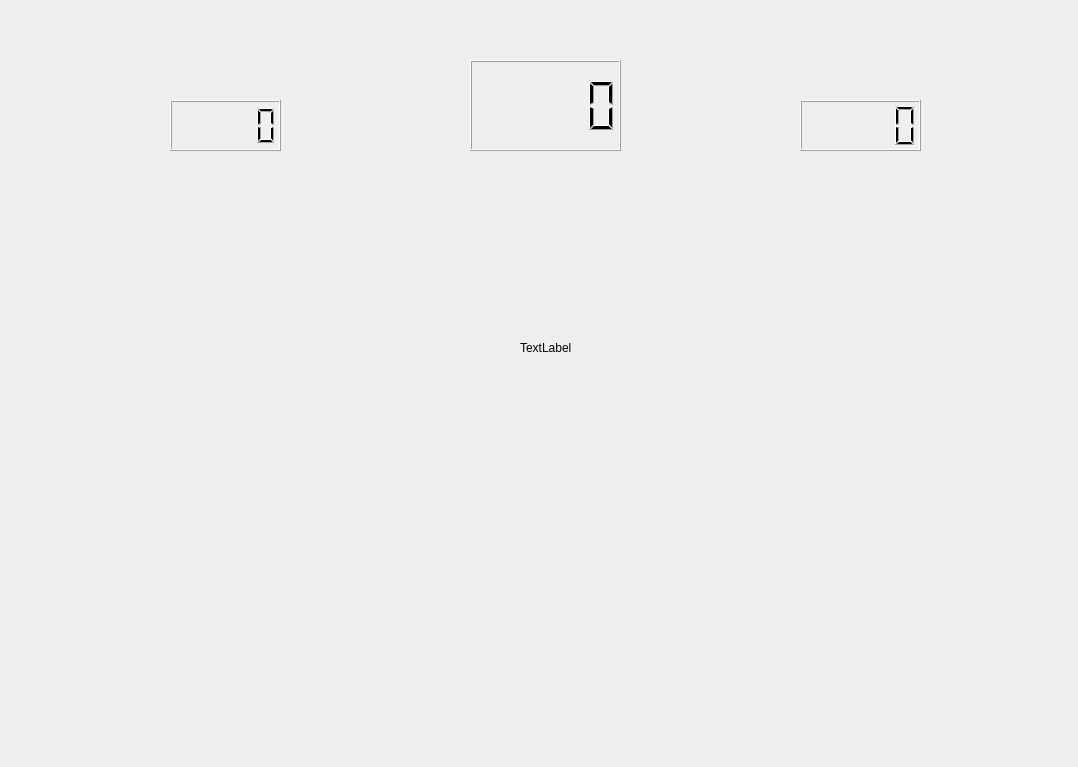
axwl03/Face-Dance, file gamePage.ui: the form before one commit.
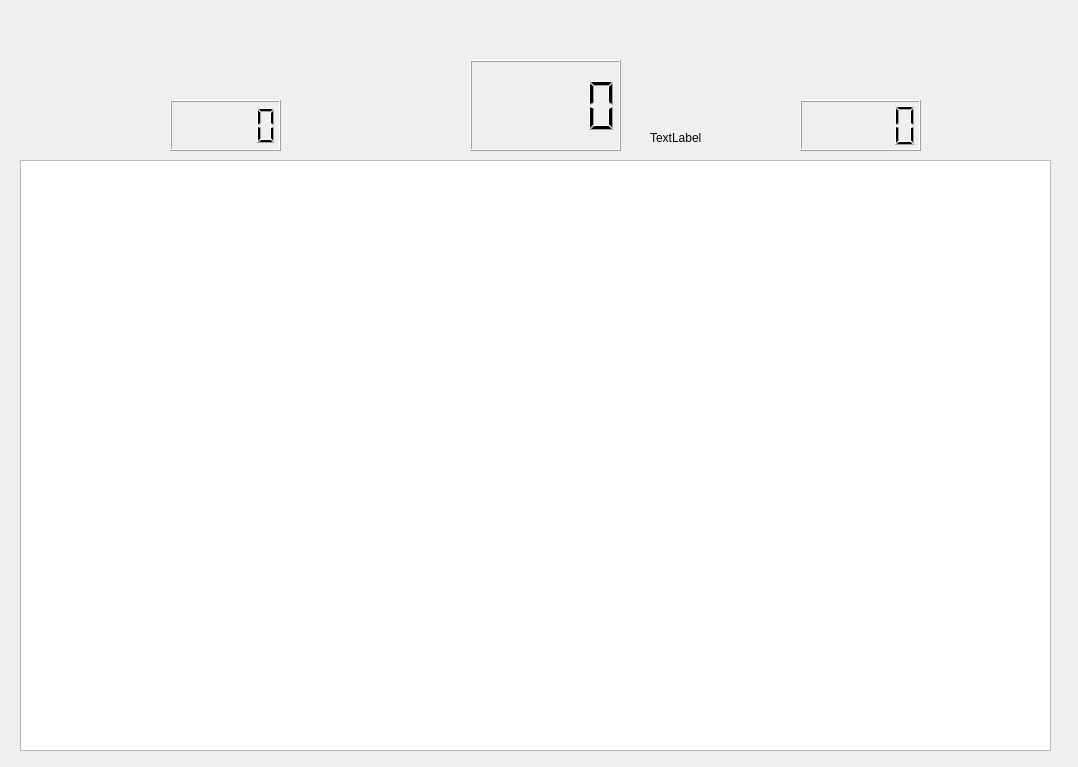
The form after the commit.

```diff
--- a/gamePage.ui
+++ b/gamePage.ui
@@ -70,8 +70,8 @@
   <widget class="QLabel" name="label">
    <property name="geometry">
     <rect>
-     <x>520</x>
-     <y>340</y>
+     <x>650</x>
+     <y>130</y>
      <width>58</width>
      <height>15</height>
     </rect>
@@ -80,6 +80,16 @@
     <string>TextLabel</string>
    </property>
   </widget>
+  <widget class="QGraphicsView" name="graphicsView">
+   <property name="geometry">
+    <rect>
+     <x>20</x>
+     <y>160</y>
+     <width>1031</width>
+     <height>591</height>
+    </rect>
+   </property>
+  </widget>
  </widget>
  <resources/>
  <connections/>
```
